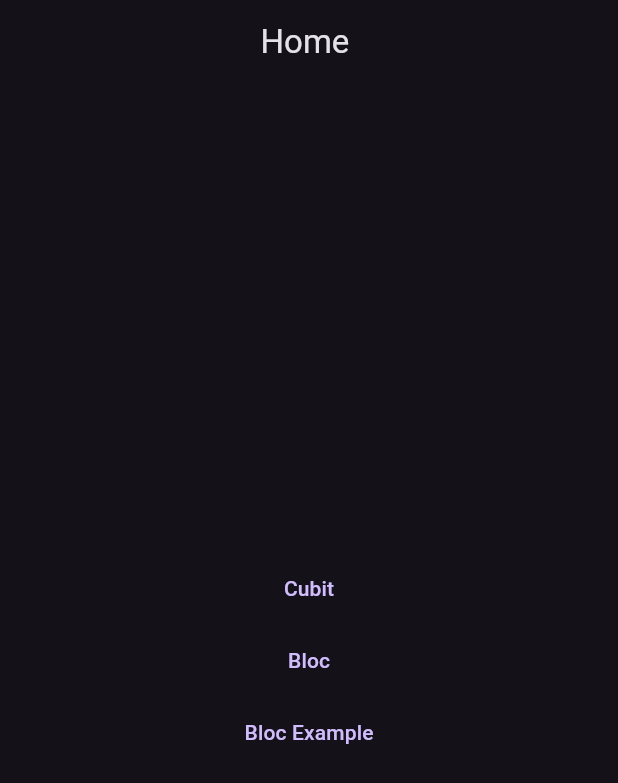
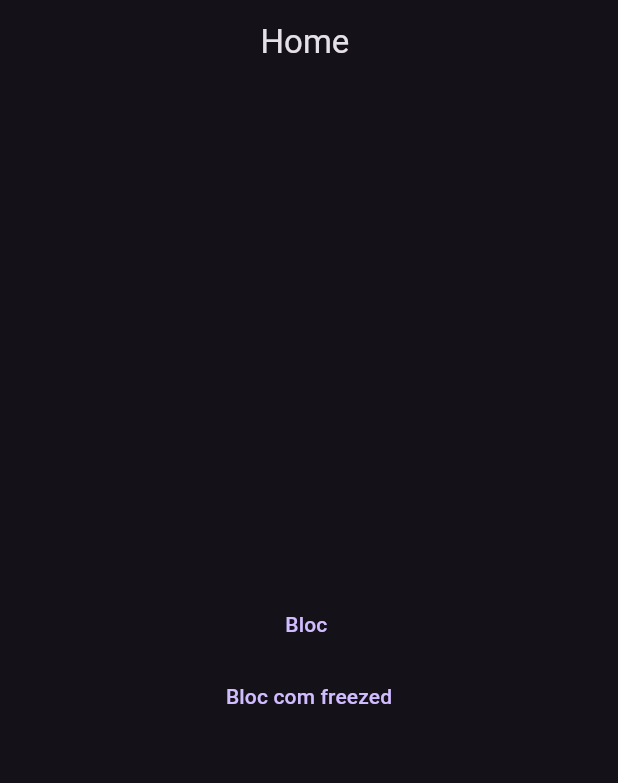
Before and after one commit to MateusLucasDaSilva/flutter_bloc_poc, a Flutter app: the screen it shows after launch, on a phone screen of 412 x 824 dp. Shown: the top 783 px of the screen. Run offline on Flutter 3.47's test engine with Material 3 defaults, Android fonts, the phone set to English and light mode, and no system bars; our stand-ins replace bloc, flutter_bloc, freezed_annotation.

Commit message:
exemplo bloc com freezed

```diff
--- a/lib/count_bloc/count_bloc.dart
+++ /dev/null
@@ -1,19 +0,0 @@
-import 'package:bloc/bloc.dart';
-
-part 'count_event.dart';
-part 'count_state.dart';
-
-class CountBloc extends Bloc<CountEvent, CountState> {
-  CountBloc() : super(CountStateInitial()) {
-    on<CountIncrement>(_increment);
-    on<CountDecrement>(_decrement);
-  }
-
-  void _increment(CountIncrement event, Emitter<CountState> emit) {
-    emit(CountStateData(state.count + 1));
-  }
-
-  void _decrement(CountDecrement event, Emitter<CountState> emit) {
-    emit(CountStateData(state.count - 1));
-  }
-}
--- a/lib/count_bloc/count_event.dart
+++ /dev/null
@@ -1,7 +0,0 @@
-part of 'count_bloc.dart';
-
-abstract class CountEvent {}
-
-class CountIncrement extends CountEvent {}
-
-class CountDecrement extends CountEvent {}
--- a/lib/count_bloc/count_state.dart
+++ /dev/null
@@ -1,26 +0,0 @@
-// ignore_for_file: public_member_api_docs, sort_constructors_first
-part of 'count_bloc.dart';
-
-abstract class CountState {
-  final int count;
-
-  CountState(this.count);
-
-  @override
-  bool operator ==(covariant CountState other) {
-    if (identical(this, other)) return true;
-
-    return other.count == count;
-  }
-
-  @override
-  int get hashCode => count.hashCode;
-}
-
-class CountStateInitial extends CountState {
-  CountStateInitial() : super(0);
-}
-
-class CountStateData extends CountState {
-  CountStateData(super.count);
-}
--- /dev/null
+++ b/lib/features/bloc_freezed/bloc/bloc_freezed_event.dart
@@ -0,0 +1,10 @@
+part of 'bloc_freezed_example.dart';
+
+@freezed
+class BlocFreezedEvent with _$BlocFreezedEvent {
+  const factory BlocFreezedEvent.findNames() = _BlocFreezedEventFindNames;
+  const factory BlocFreezedEvent.addNames(String name) =
+      _BlocFreezedEventAddNames;
+  const factory BlocFreezedEvent.removeName(String name) =
+      _BlocFreezedEventRemoveName;
+}
--- /dev/null
+++ b/lib/features/bloc_freezed/bloc/bloc_freezed_example.dart
@@ -0,0 +1,61 @@
+import 'dart:async';
+
+import 'package:bloc/bloc.dart';
+import 'package:freezed_annotation/freezed_annotation.dart';
+
+part 'bloc_freezed_event.dart';
+part 'bloc_freezed_example.freezed.dart';
+part 'bloc_freezed_state.dart';
+
+class BlocFreezedExample extends Bloc<BlocFreezedEvent, BlocFreezedState> {
+  BlocFreezedExample() : super(BlocFreezedState.initial()) {
+    on<_BlocFreezedEventAddNames>(_addName);
+    on<_BlocFreezedEventFindNames>(_findNames);
+    on<_BlocFreezedEventRemoveName>(_removeName);
+  }
+
+  FutureOr<void> _removeName(
+    _BlocFreezedEventRemoveName event,
+    Emitter<BlocFreezedState> emit,
+  ) {
+    final List<String> names = state.maybeWhen(
+      data: (names) => names,
+      orElse: () => <String>[],
+    );
+
+    final newNames = [...names];
+    newNames.remove(event.name);
+
+    emit(BlocFreezedState.data(names: newNames));
+  }
+
+  FutureOr<void> _addName(
+    _BlocFreezedEventAddNames event,
+    Emitter<BlocFreezedState> emit,
+  ) {
+    final List<String> names = state.maybeWhen(
+      data: (names) => names,
+      orElse: () => <String>[],
+    );
+    final newNames = [...names];
+    newNames.add(event.name);
+    emit(BlocFreezedState.data(names: newNames));
+  }
+
+  FutureOr<void> _findNames(
+    _BlocFreezedEventFindNames event,
+    Emitter<BlocFreezedState> emit,
+  ) async {
+    await Future.delayed(const Duration(seconds: 3));
+    final names = [
+      'Mateus',
+      'Lucas',
+      'Daniel',
+      'Samuel',
+      'Ester',
+      'Ana',
+    ];
+    emit(BlocFreezedState.data(names: names));
+    return null;
+  }
+}
--- /dev/null
+++ b/lib/features/bloc_freezed/bloc/bloc_freezed_state.dart
@@ -0,0 +1,8 @@
+part of 'bloc_freezed_example.dart';
+
+@freezed
+class BlocFreezedState with _$BlocFreezedState {
+  factory BlocFreezedState.initial() = _BlocFreezedStateInitial;
+  factory BlocFreezedState.data({required List<String> names}) =
+      _BlocFreezedStateData;
+}
--- a/lib/home_page.dart
+++ b/lib/home_page.dart
@@ -15,16 +15,12 @@ class HomePage extends StatelessWidget {
           mainAxisAlignment: MainAxisAlignment.center,
           children: [
             TextButton(
-              onPressed: () => Navigator.pushNamed(context, '/cubit'),
-              child: const Text('Cubit'),
+              onPressed: () => Navigator.pushNamed(context, '/bloc_example'),
+              child: const Text('Bloc '),
             ),
             TextButton(
-              onPressed: () => Navigator.pushNamed(context, '/bloc'),
-              child: const Text('Bloc'),
-            ),
-            TextButton(
-              onPressed: () => Navigator.pushNamed(context, '/bloc_example'),
-              child: const Text('Bloc Example'),
+              onPressed: () => Navigator.pushNamed(context, '/bloc_freezed'),
+              child: const Text('Bloc com freezed'),
             ),
           ],
         ),
--- a/lib/main.dart
+++ b/lib/main.dart
@@ -1,10 +1,9 @@
 import 'package:flutter/material.dart';
 import 'package:flutter_bloc/flutter_bloc.dart';
-import 'package:flutter_bloc_poc/count_bloc/count_bloc.dart';
-import 'package:flutter_bloc_poc/count_bloc/count_bloc_page.dart';
-import 'package:flutter_bloc_poc/count_cubit/count_cubit_page.dart';
 import 'package:flutter_bloc_poc/features/bloc_example/bloc/example_bloc.dart';
 import 'package:flutter_bloc_poc/features/bloc_example/bloc_example_page.dart';
+import 'package:flutter_bloc_poc/features/bloc_freezed/bloc/bloc_freezed_example.dart';
+import 'package:flutter_bloc_poc/features/bloc_freezed/bloc_freezed_page.dart';
 import 'package:flutter_bloc_poc/home_page.dart';
 
 void main() {
@@ -22,17 +21,14 @@ class MyApp extends StatelessWidget {
         useMaterial3: true,
       ),
       routes: {
-        '/cubit': (_) => BlocProvider(
-              create: (_) => CountBloc(),
-              child: const CountCubitPage(),
-            ),
-        '/bloc': (_) => BlocProvider(
-              create: (_) => CountBloc(),
-              child: const CountBlocPage(),
-            ),
         '/bloc_example': (_) => BlocProvider(
               create: (_) => ExampleBloc()..add(ExampleFindNameEvent()),
               child: const BlocExamplePage(),
+            ),
+        '/bloc_freezed': (_) => BlocProvider(
+              create: (_) =>
+                  BlocFreezedExample()..add(const BlocFreezedEvent.findNames()),
+              child: const BlocFreezedPage(),
             ),
       },
       home: const HomePage(),
```
Also changed, not shown: lib/count_bloc/count_bloc_page.dart (deleted, +0 -50 lines), lib/count_cubit/count_cubit_page.dart (deleted, +0 -35 lines), lib/features/bloc_freezed/bloc_freezed_page.dart (added, +67 -0 lines), pubspec.yaml (+3 -6 lines), lib/features/bloc_freezed/bloc/bloc_freezed_example.freezed.dart (added), pubspec.lock.
